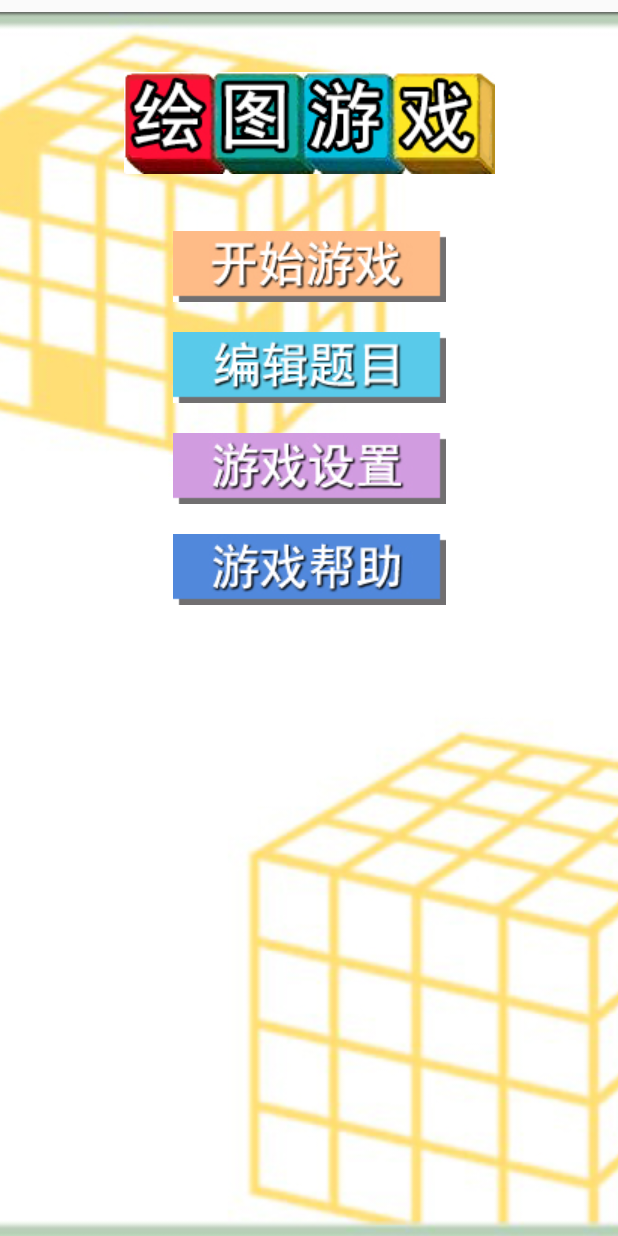
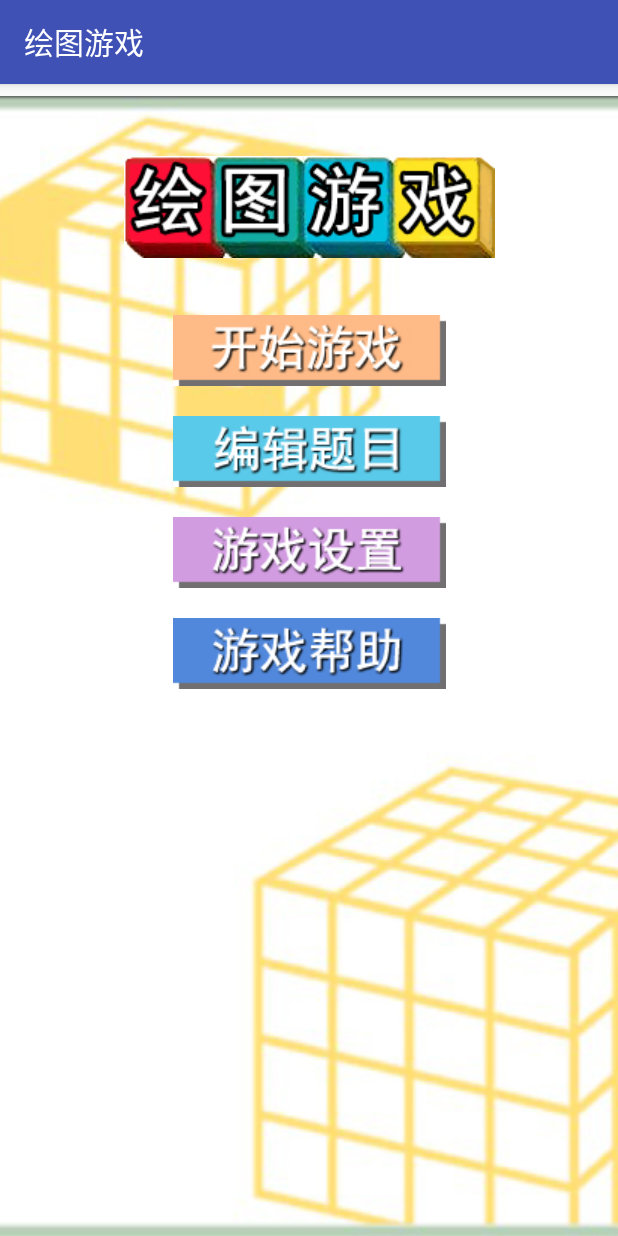
Before and after one commit to bencq/PaintGame, an Android app: the screen it shows after launch (MainActivity), on a phone screen of 412 x 824 dp. Run offline under Robolectric (Android 15) with nearby library versions, the phone set to English and light mode, and no system bars.

Commit message:
return to the action bar

```diff
--- a/app/src/main/res/values/styles.xml
+++ b/app/src/main/res/values/styles.xml
@@ -1,7 +1,7 @@
 <resources>
 
     <!-- Base application theme. -->
-    <style name="AppTheme" parent="Theme.AppCompat.DayNight.NoActionBar">
+    <style name="AppTheme" parent="Theme.AppCompat.Light.DarkActionBar">
         <!-- Customize your theme here. -->
         <item name="colorPrimary">@color/colorPrimary</item>
         <item name="colorPrimaryDark">@color/colorPrimaryDark</item>
```
